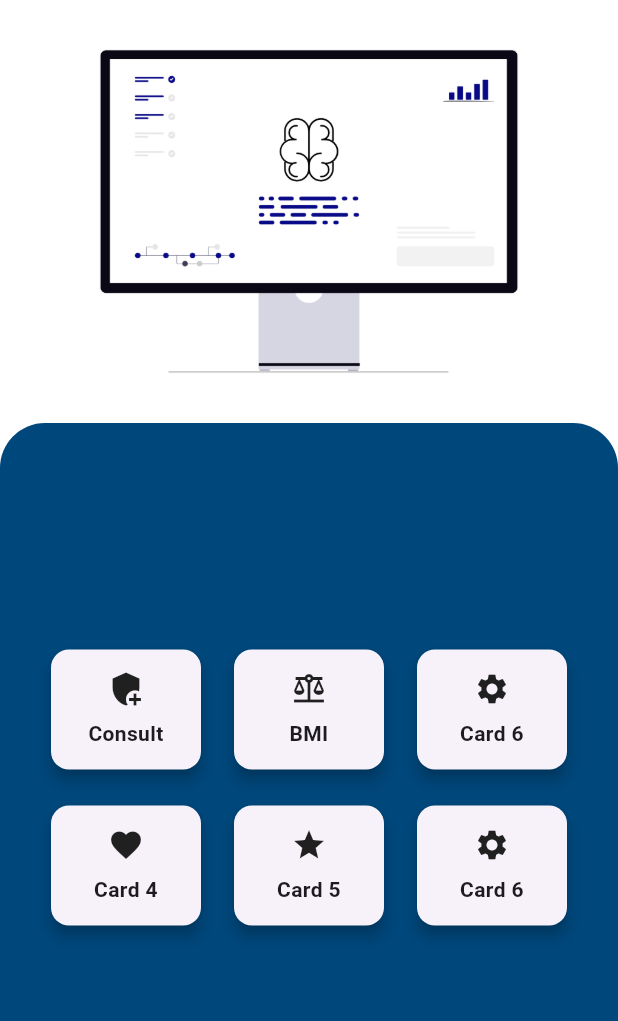
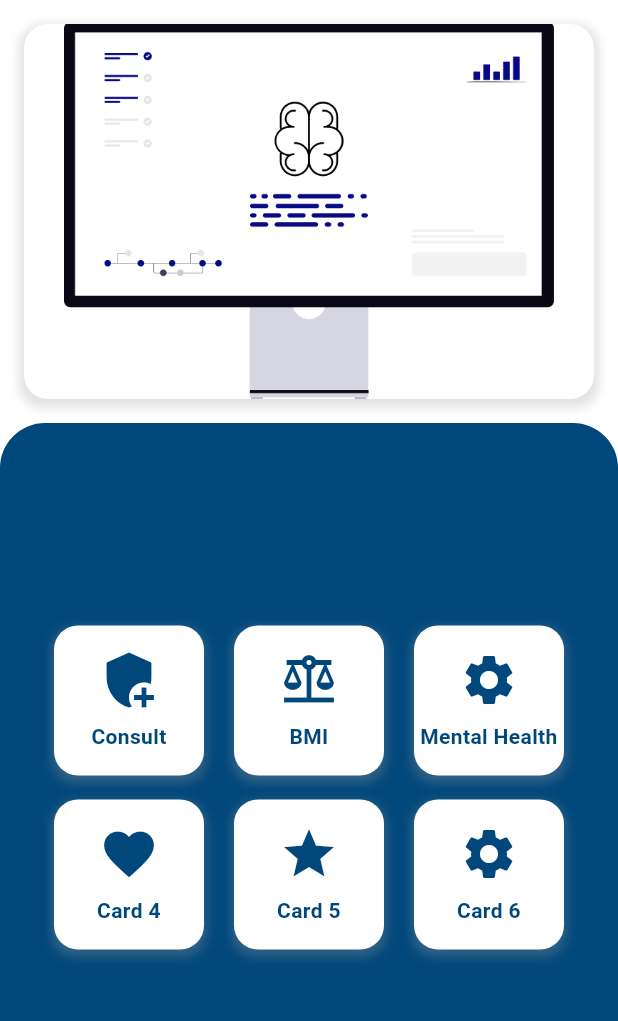
Before and after one commit to ipoelamri/AIHEALTH_FULLSTACK, a Flutter app: the HomePage screen opened by its route, on a phone screen of 412 x 824 dp, the part 84-1105 px from its top. Run offline on Flutter 3.47's test engine with Material 3 defaults, Android fonts, the phone set to English and light mode, and no system bars; our stand-ins replace flutter_dotenv, go_router, shared_preferences; accounts and stored records are empty.

Commit message:
update ui home,mental-health dan get data dari halaman mental health

```diff
--- a/frontend/ai_health/lib/main.dart
+++ b/frontend/ai_health/lib/main.dart
@@ -8,7 +8,8 @@ import 'package:flutter/material.dart';
 import 'package:ai_health/pages/register.dart';
 import 'package:ai_health/drawer/about.dart';
 import 'package:ai_health/drawer/contact.dart';
-import 'package:flutter_dotenv/flutter_dotenv.dart'; // ⬅ tambahkan ini
+import 'package:flutter_dotenv/flutter_dotenv.dart';
+import 'package:ai_health/pages/mentalhealth.dart';
 
 void main() async {
   WidgetsFlutterBinding.ensureInitialized();
@@ -28,6 +29,11 @@ final _router = GoRouter(
     GoRoute(path: '/Register', builder: (context, state) => const Register()),
     GoRoute(path: '/Home', builder: (context, state) => HomePage()),
     GoRoute(path: '/BMI', name: 'BMI', builder: (context, state) => BMIPage()),
+    GoRoute(
+      path: '/Mental-Health',
+      name: 'MentalHealth',
+      builder: (context, state) => MentalHealthCheckPage(),
+    ),
     GoRoute(
       path: '/Consult',
       name: 'Consult',
--- a/frontend/ai_health/lib/pages/home.dart
+++ b/frontend/ai_health/lib/pages/home.dart
@@ -19,15 +19,28 @@ class HomePage extends StatelessWidget {
         iconTheme: const IconThemeData(color: Color(0xFFF9F7E4)),
         backgroundColor: AppColors.BgLogo,
         centerTitle: true,
+        elevation: 4,
       ),
       body: Container(
         decoration: BoxDecoration(color: Colors.white),
-
         child: Column(
           children: [
             Container(
               height: 250,
               margin: EdgeInsets.all(16),
+              decoration: BoxDecoration(
+                borderRadius: BorderRadius.circular(16),
+                boxShadow: [
+                  BoxShadow(
+                    color: Colors.grey.withOpacity(0.3),
+                    spreadRadius: 3,
+                    blurRadius: 5,
+                    offset: Offset(0, 3),
+                  ),
+                ],
+              ),
+              child: ClipRRect(
+                borderRadius: BorderRadius.circular(16),
                 child: StatefulBuilder(
                   builder: (context, setState) {
                     PageController _pageController = PageController();
@@ -54,22 +67,22 @@ class HomePage extends StatelessWidget {
                       children: [
                         Image.asset(
                           'lib/assets/images/png1.png',
-                        fit: BoxFit.fitHeight,
+                          fit: BoxFit.cover,
                         ),
                         Image.asset(
                           'lib/assets/images/png2.png',
-                        fit: BoxFit.fitHeight,
+                          fit: BoxFit.cover,
                         ),
                         Image.asset(
                           'lib/assets/images/png3.png',
-                        fit: BoxFit.fitHeight,
+                          fit: BoxFit.cover,
                         ),
                       ],
                     );
                   },
                 ),
               ),
-
+            ),
             Expanded(
               child: Container(
                 decoration: BoxDecoration(
@@ -92,8 +105,8 @@ class HomePage extends StatelessWidget {
                         buildCardWithIcon('BMI', Icons.balance, () {
                           context.push('/BMI');
                         }),
-                        buildCardWithIcon('Card 6', Icons.settings, () {
-                          print('Card 6 clicked');
+                        buildCardWithIcon('Mental Health', Icons.settings, () {
+                          context.push('/Mental-Health');
                         }),
                       ],
                     ),
@@ -134,14 +147,6 @@ class HomePage extends StatelessWidget {
                     height: 120,
                   ),
                   SizedBox(height: 10),
-                  // Text(
-                  //   'AI Health',
-                  //   style: TextStyle(
-                  //     color: AppColors.WhiteLogo,
-                  //     fontSize: 24,
-                  //     fontWeight: FontWeight.bold,
-                  //   ),
-                  // ),
                 ],
               ),
             ),
@@ -159,7 +164,6 @@ class HomePage extends StatelessWidget {
                 context.push('/Contact');
               },
             ),
-
             DrawerItem(
               title: 'About',
               icon: Icons.info,
@@ -187,4 +191,42 @@ class HomePage extends StatelessWidget {
       ),
     );
   }
+
+  Widget buildCardWithIcon(String title, IconData icon, VoidCallback onTap) {
+    return GestureDetector(
+      onTap: onTap,
+      child: Container(
+        width: 100,
+        height: 100,
+        decoration: BoxDecoration(
+          color: Colors.white,
+          borderRadius: BorderRadius.circular(16),
+          boxShadow: [
+            BoxShadow(
+              color: Colors.grey.withOpacity(0.3),
+              spreadRadius: 2,
+              blurRadius: 5,
+              offset: Offset(0, 3),
+            ),
+          ],
+        ),
+        child: Column(
+          mainAxisAlignment: MainAxisAlignment.center,
+          children: [
+            Icon(icon, size: 40, color: AppColors.BgLogo),
+            SizedBox(height: 8),
+            Text(
+              title,
+              style: TextStyle(
+                fontSize: 14,
+                fontWeight: FontWeight.bold,
+                color: AppColors.BgLogo,
+              ),
+              textAlign: TextAlign.center,
+            ),
+          ],
+        ),
+      ),
+    );
   }
+}
--- a/frontend/ai_health/pubspec.yaml
+++ b/frontend/ai_health/pubspec.yaml
@@ -41,6 +41,7 @@ dependencies:
   shared_preferences: ^2.5.3
   url_launcher: ^6.3.1
   flutter_dotenv: ^5.2.1
+  animations: ^2.0.11
 
 dev_dependencies:
   flutter_test:
```
Also changed, not shown: frontend/ai_health/lib/pages/BMI.dart (+4 -4 lines), frontend/ai_health/lib/pages/mentalhealth.dart (added, +173 -0 lines), frontend/ai_health/lib/services/mentalHealthService.dart (+39 -0 lines), frontend/ai_health/pubspec.lock, 1 other file. Lines whose indentation alone changed are shown as unchanged.
